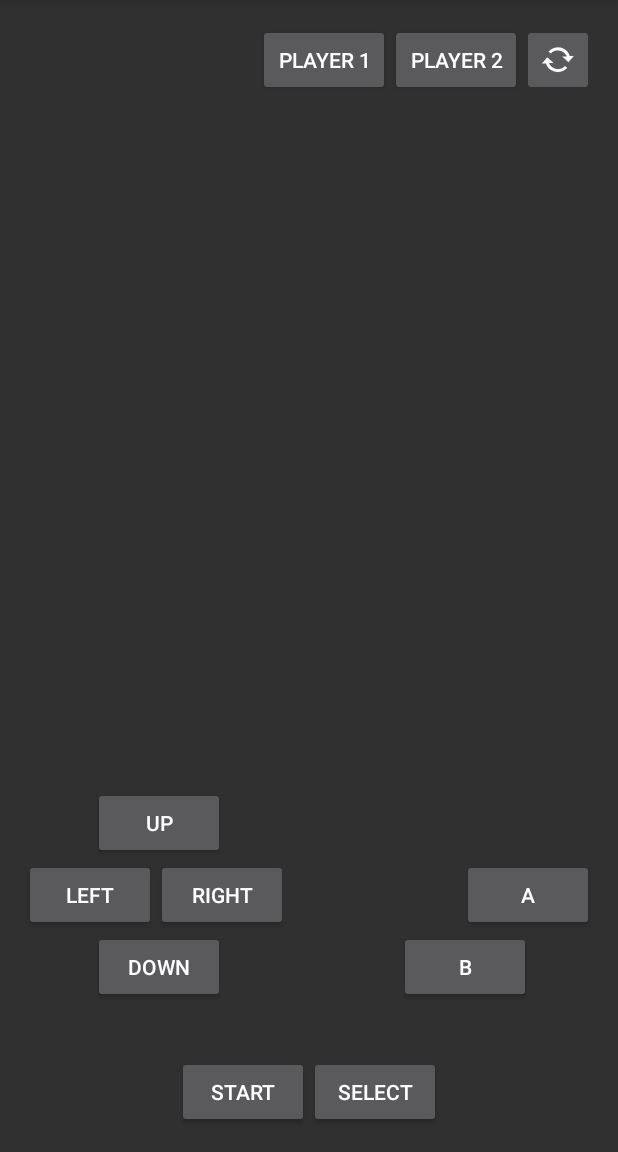
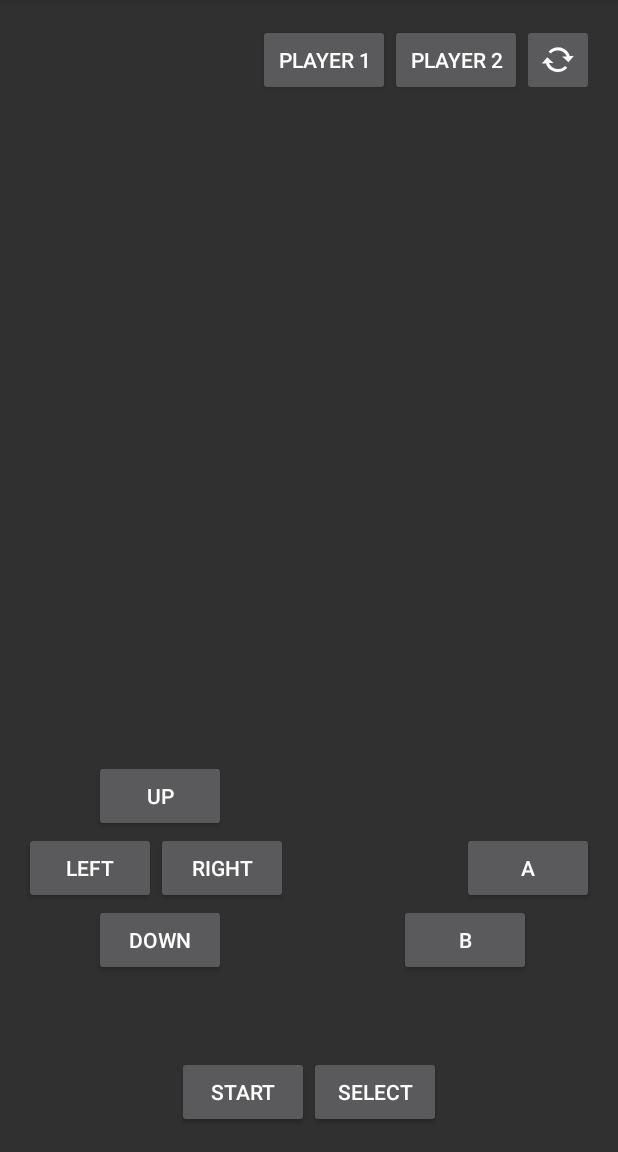
Before and after one commit to jlundstrom/Table-Framework, an Android app: the ControllerActivity screen opened directly, with no data from a screen before it, on a phone screen of 412 x 824 dp, the part 84-1236 px from its top. Run offline under Robolectric (Android 15) with nearby library versions, the phone set to English and light mode, and no system bars; 3 statements that could not run were skipped.

Commit message:
adjusted layout spacing

```diff
--- a/AndroidGUI/app/src/main/res/layout/activity_bt_controller.xml
+++ b/AndroidGUI/app/src/main/res/layout/activity_bt_controller.xml
@@ -74,8 +74,8 @@
         android:layout_width="wrap_content"
         android:layout_height="wrap_content"
         android:text="Down"
-        android:layout_marginEnd="42dp"
-        android:layout_marginBottom="35dp"
+        android:layout_marginEnd="41dp"
+        android:layout_marginBottom="53dp"
         android:layout_above="@+id/linearLayout2"
         android:layout_alignEnd="@+id/btn_right" />
 
```
Also changed, not shown: 1 other file.
